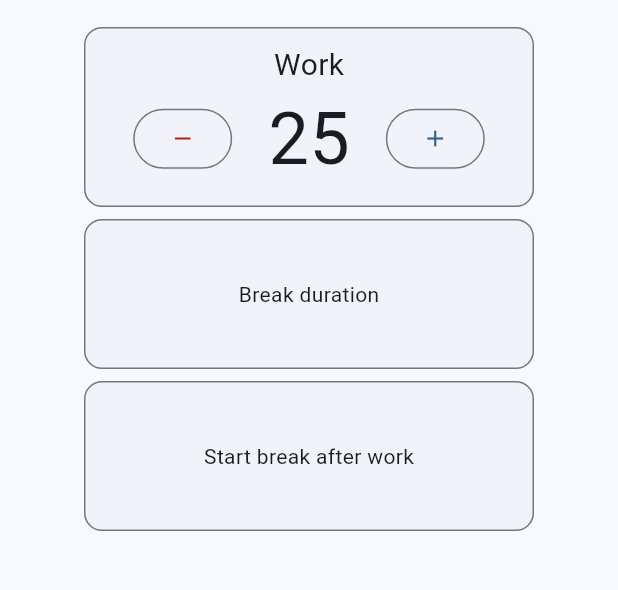
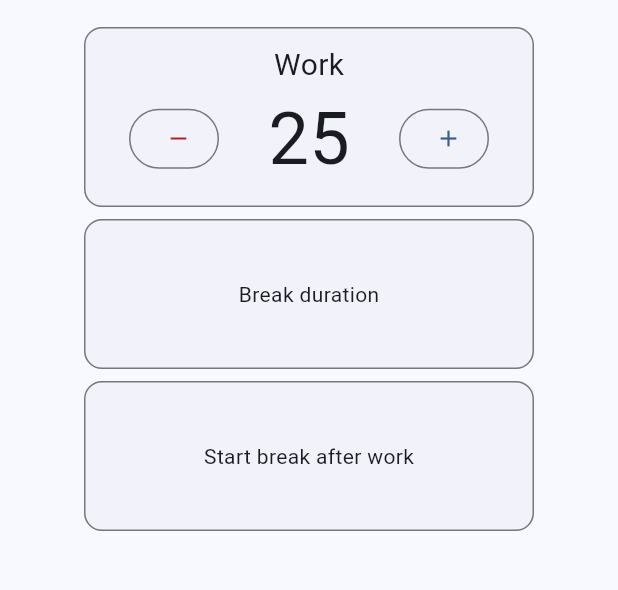
Before and after one commit to yhakamay/pomody, a Flutter app: the screen it shows after launch, item 2 of the bottom bar chosen, on a phone screen of 412 x 824 dp, the part 63-653 px from its top. Run offline on Flutter 3.47's test engine with Material 2 defaults, Android fonts, the phone set to English and light mode, and no system bars; our stand-ins replace circular_countdown_timer, flutter_riverpod, hooks_riverpod.

```diff
--- a/lib/organisms/settings.dart
+++ b/lib/organisms/settings.dart
@@ -36,25 +36,34 @@ class Settings extends HookConsumerWidget {
                   Row(
                     mainAxisAlignment: MainAxisAlignment.center,
                     children: [
-                      OutlinedButton(
+                      SizedBox(
+                        width: 60,
+                        child: OutlinedButton(
                           onPressed: timer.reduceWork,
                           style: OutlinedButton.styleFrom(
                             primary: Theme.of(context).colorScheme.error,
                           ),
                           child: const Icon(Icons.remove),
                         ),
-                      const SizedBox(width: 24),
-                      Text(
+                      ),
+                      SizedBox(
+                        width: 120,
+                        child: Center(
+                          child: Text(
                             '${timer.duration ~/ 60}',
                             style: const TextStyle(fontSize: 48),
                           ),
-                      const SizedBox(width: 24),
-                      OutlinedButton(
+                        ),
+                      ),
+                      SizedBox(
+                        width: 60,
+                        child: OutlinedButton(
                           onPressed: timer.addWork,
                           style: OutlinedButton.styleFrom(
                             primary: Theme.of(context).colorScheme.primary,
                           ),
                           child: const Icon(Icons.add),
+                        ),
                       ),
                     ],
                   ),
```
Lines whose indentation alone changed are shown as unchanged.
